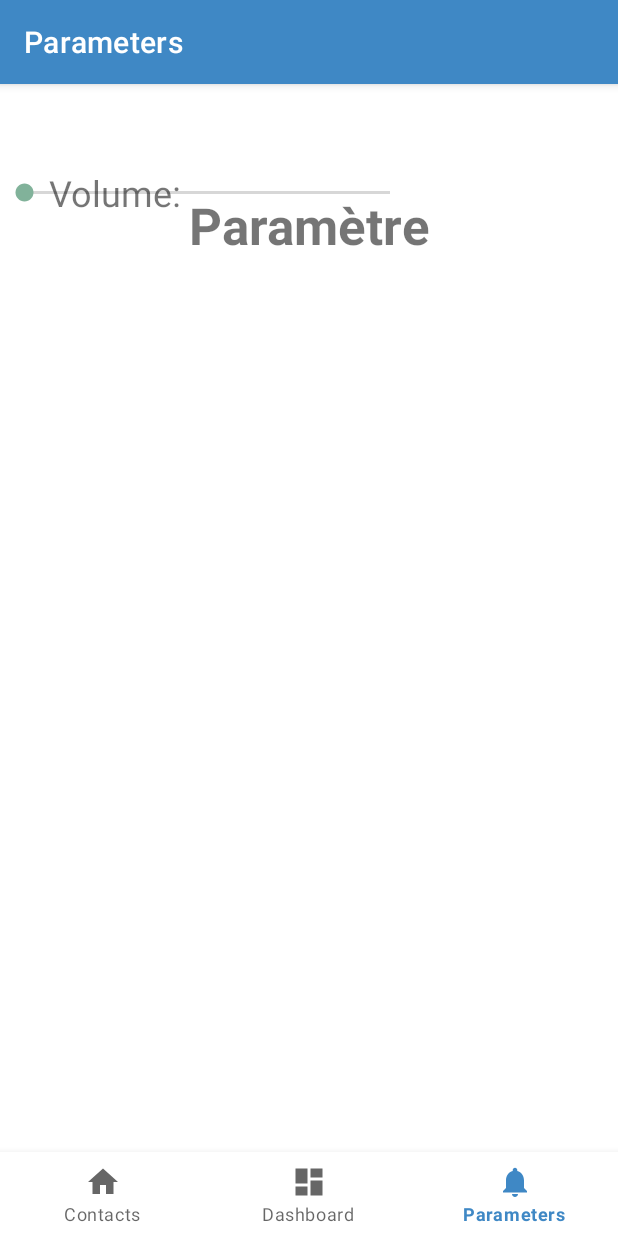
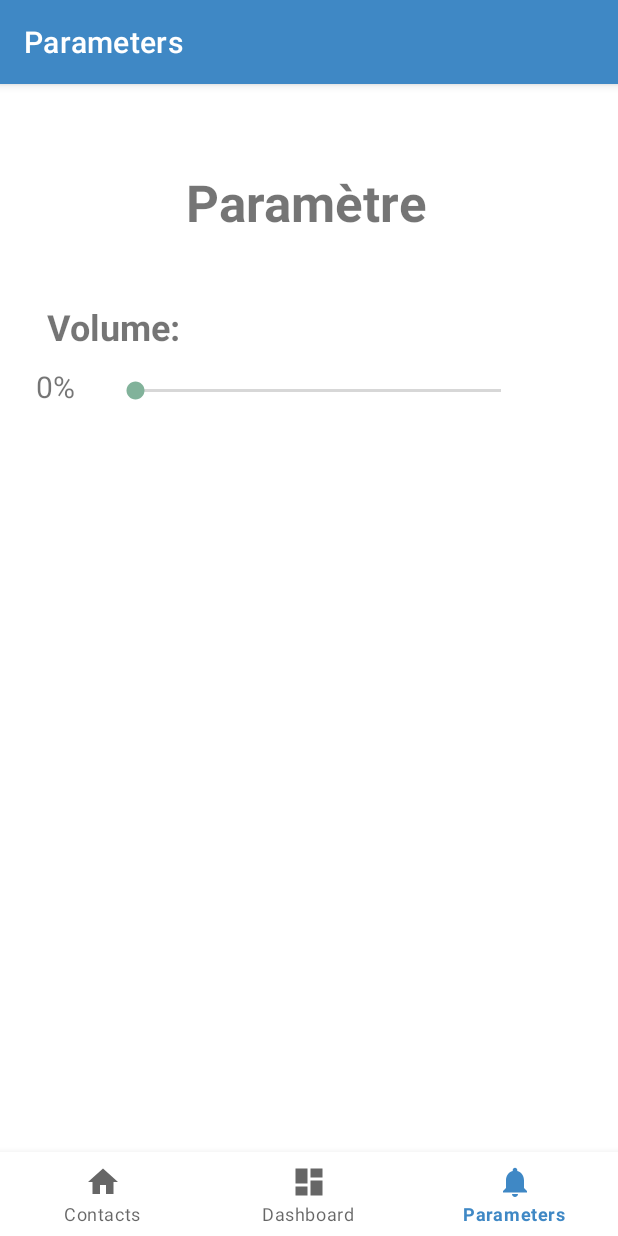
Before and after one commit to Eratosteme/ChiOuaOua, an Android app: the ParametersFragment screen opened through its navigation route, on a phone screen of 412 x 824 dp. Run offline under Robolectric (Android 15) with nearby library versions, the phone set to English and light mode, and no system bars; our stand-ins replace navigation-ui.

Commit message:
VolumeBarFonctionel

```diff
--- a/app/src/main/java/com/example/chiouaoua/ui/notifications/ParametersFragment.kt
+++ b/app/src/main/java/com/example/chiouaoua/ui/notifications/ParametersFragment.kt
@@ -34,7 +34,7 @@ class ParametersFragment : Fragment() {
         volumeBar.setOnSeekBarChangeListener(object : SeekBar.OnSeekBarChangeListener {
             override fun onProgressChanged(seekBar: SeekBar?, progress: Int, fromUser: Boolean) {
                 // Met à jour dynamiquement le pourcentage
-                percentageVolume.text = "Volume: $progress%"
+                percentageVolume.text = "$progress%"
             }
 
             override fun onStartTrackingTouch(seekBar: SeekBar?) {
--- a/app/src/main/res/layout/fragment_parameters.xml
+++ b/app/src/main/res/layout/fragment_parameters.xml
@@ -6,49 +6,55 @@
     android:layout_height="match_parent"
     tools:context=".ui.notifications.ParametersFragment">
 
+
+    <LinearLayout
+        android:layout_width="408dp"
+        android:layout_height="729dp"
+        android:orientation="vertical"
+        tools:layout_editor_absoluteX="1dp"
+        tools:layout_editor_absoluteY="-2dp">
+
         <TextView
             android:id="@+id/text_parameters"
             android:layout_width="match_parent"
-        android:layout_height="wrap_content"
+            android:layout_height="89dp"
             android:layout_marginStart="8dp"
-        android:layout_marginTop="8dp"
             android:layout_marginEnd="8dp"
             android:text="Paramètre"
             android:textAlignment="center"
             android:textSize="34sp"
-        android:textStyle="bold"
-        app:layout_constraintBottom_toBottomOf="parent"
-        app:layout_constraintEnd_toEndOf="parent"
-        app:layout_constraintHorizontal_bias="0.0"
-        app:layout_constraintStart_toStartOf="parent"
-        app:layout_constraintTop_toTopOf="parent"
-        app:layout_constraintVertical_bias="0.011" />
+            android:textStyle="bold" />
 
+        <TextView
+            android:id="@+id/textView"
+            android:layout_width="157dp"
+            android:layout_height="wrap_content"
+            android:text="Volume: "
+            android:textAlignment="center"
+            android:textSize="24sp"
+            android:textStyle="normal|bold" />
 
+        <LinearLayout
+            android:layout_width="match_parent"
+            android:layout_height="match_parent"
+            android:layout_marginTop="10dp"
+            android:orientation="horizontal">
 
             <TextView
                 android:id="@+id/porcentagevolume"
-            android:layout_width="wrap_content"
-            android:layout_height="wrap_content"
-            tools:layout_editor_absoluteX="18dp"
-            tools:layout_editor_absoluteY="92dp" />
-
-        <TextView
-            android:id="@+id/textView"
-            android:layout_width="159dp"
-            android:layout_height="41dp"
-            android:text="Volume: "
+                android:layout_width="74dp"
+                android:layout_height="34dp"
+                android:text="0%"
                 android:textAlignment="center"
-            android:textSize="24sp"
-            android:textStyle="normal"
-            tools:layout_editor_absoluteY="21dp" />
+                android:textSize="20sp" />
 
             <SeekBar
                 android:id="@+id/volumebar"
                 android:layout_width="276dp"
-            android:layout_height="34dp"
-            tools:layout_editor_absoluteX="100dp"
-            tools:layout_editor_absoluteY="88dp" />
+                android:layout_height="34dp" />
+        </LinearLayout>
+
+    </LinearLayout>
 
 
 </androidx.constraintlayout.widget.ConstraintLayout>
```
Lines whose indentation alone changed are shown as unchanged.
